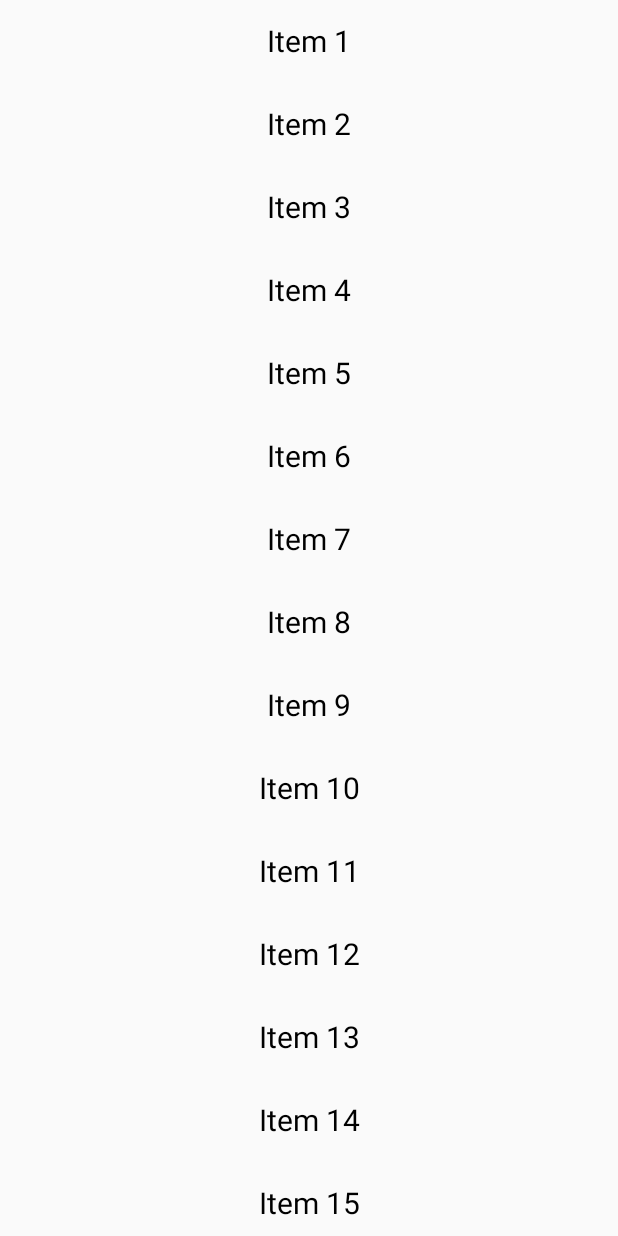
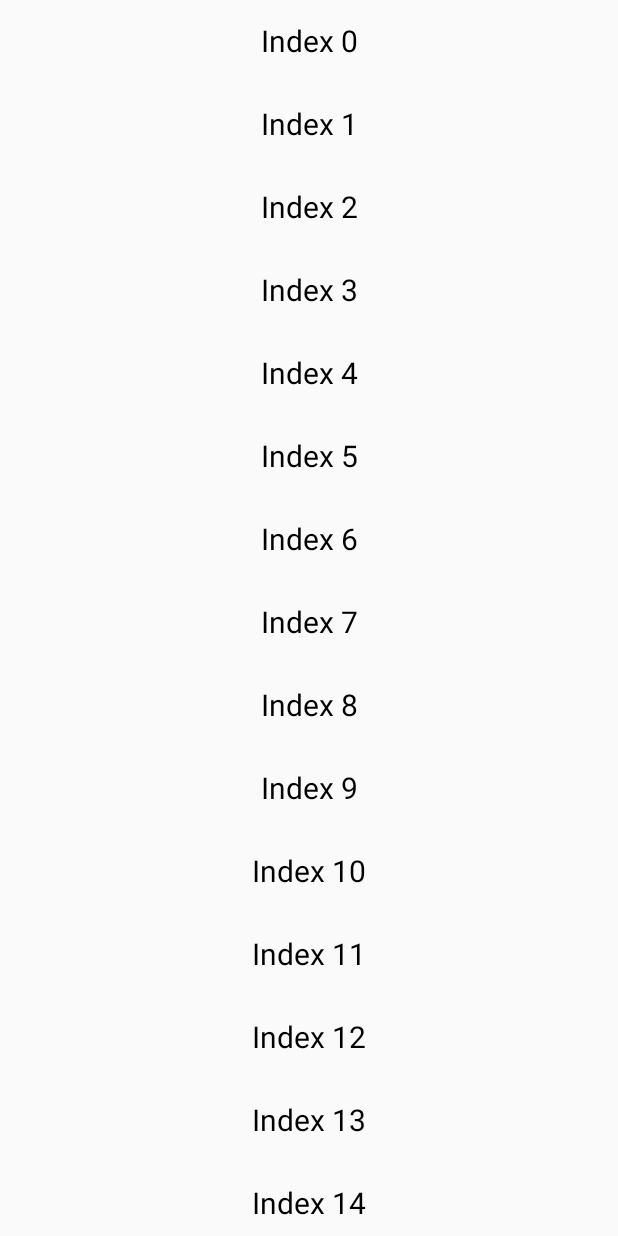
Before and after one commit to BEYEH/kotlin_mvvm_ex5_lazycolumn, an Android app built with Jetpack Compose: the screen it shows after launch (MainActivity), on a phone screen of 412 x 824 dp. Run offline under Robolectric (Android 15) with nearby library versions, the phone set to English and light mode, and no system bars.

Commit message:
Add lazycolumn to show data.

```diff
--- a/app/src/main/java/com/example/kotlin_mvvvm_ex5_lazy_column/view/ListDemo.kt
+++ b/app/src/main/java/com/example/kotlin_mvvvm_ex5_lazy_column/view/ListDemo.kt
@@ -1,14 +1,15 @@
 package com.example.kotlin_mvvvm_ex5_lazy_column.view
 
-import androidx.compose.foundation.layout.Arrangement
+import android.util.Log
 import androidx.compose.foundation.layout.Column
 import androidx.compose.foundation.layout.fillMaxSize
 import androidx.compose.foundation.layout.padding
+import androidx.compose.foundation.lazy.LazyColumn
+import androidx.compose.foundation.lazy.LazyItemScope
 import androidx.compose.foundation.rememberScrollState
 import androidx.compose.foundation.verticalScroll
 import androidx.compose.material3.Text
 import androidx.compose.runtime.Composable
-import androidx.compose.ui.Alignment
 import androidx.compose.ui.Modifier
 import androidx.compose.ui.text.style.TextAlign
 import androidx.compose.ui.unit.dp
@@ -16,23 +17,49 @@ import androidx.compose.ui.unit.sp
 
 @Composable
 fun ListDemo() {
-    SimpleColumn()
+    LazyColumnDemo()
+}
+
+/**
+ * Render the data which can show in the view.
+ */
+@Composable
+fun LazyColumnDemo(){
+    LazyColumn(content = {
+        items (100, itemContent = {
+            TextItem(text = "Index $it")
+        })
+    })
+}
+
+
+/**
+ * Render all the data at once.
+ */
+@Composable
+fun SimpleColumn() {
+    // Save state in memory
+    var scrollState = rememberScrollState()
+
+    Column(
+        // Scroll list in the view.
+        modifier = Modifier.verticalScroll(scrollState),
+    ) {
+        // Fix size list
+        for (i in 1..100) {
+            TextItem(text = "Item $i")
+        }
+    }
 }
 
 @Composable
-fun SimpleColumn() {
-    var scrollState = rememberScrollState()
+fun TextItem(text: String){
+    Log.i("TextItem: ", text)
 
-    Column(
-        modifier = Modifier.verticalScroll(scrollState),
-    ) {
-        for (i in 1..100) {
-            Text(text = "Item $i",
-                modifier = Modifier
-                    .fillMaxSize()
-                    .padding(16.dp),
-                textAlign = TextAlign.Center,
-                fontSize = 20.sp)
-        }
-    }
+    Text(text = text,
+        modifier = Modifier
+            .fillMaxSize()
+            .padding(16.dp),
+        textAlign = TextAlign.Center,
+        fontSize = 20.sp)
 }
```
Also changed, not shown: 1 other file.
